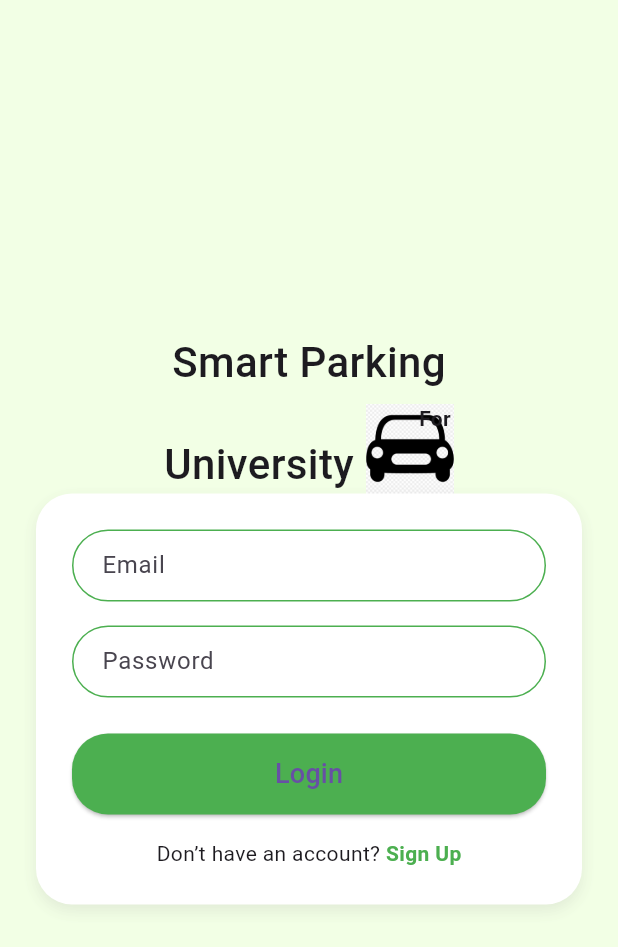
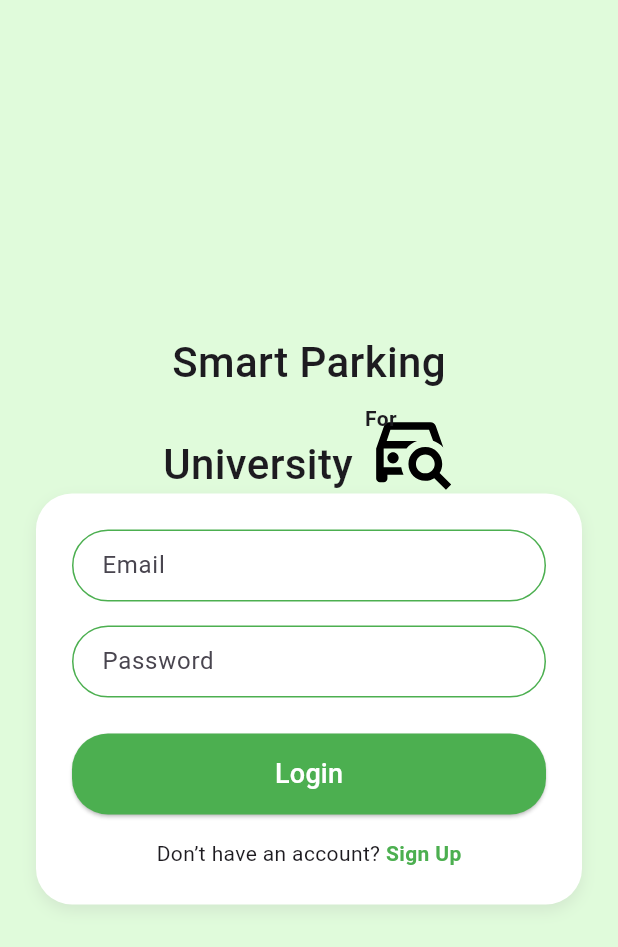
Before and after one commit to Danunuchh/KMITL-Smart-Parking-for-University, a Flutter app: the screen it shows after launch, on a phone screen of 412 x 824 dp. Shown: the top 947 px of the screen. Run offline on Flutter 3.47's test engine with Material 3 defaults, Android fonts, the phone set to English and light mode, and no system bars; our stand-ins replace flutter_svg.

Commit message:
แก้ไอคอนหน้า login

```diff
--- a/App/smart_parking_for_university/lib/main.dart
+++ b/App/smart_parking_for_university/lib/main.dart
@@ -14,6 +14,7 @@ class MainApp extends StatelessWidget {
   @override
   Widget build(BuildContext context) {
     return MaterialApp(
+      debugShowCheckedModeBanner: false,
       initialRoute: "/login",
       routes: {
         "/login": (context) => LoginPage(),
--- a/App/smart_parking_for_university/lib/pages/login_page.dart
+++ b/App/smart_parking_for_university/lib/pages/login_page.dart
@@ -1,4 +1,5 @@
 import 'package:flutter/material.dart';
+import 'package:flutter_svg/flutter_svg.dart';
 
 class LoginPage extends StatelessWidget {
   const LoginPage({super.key});
@@ -6,7 +7,7 @@ class LoginPage extends StatelessWidget {
   @override
   Widget build(BuildContext context) {
     return Scaffold(
-      backgroundColor: const Color(0xDDF0FFE1), // BGcolor
+      backgroundColor: const Color(0xFFE0FBDB), // BGcolor
       body: Center(
         child: SingleChildScrollView(
           padding: const EdgeInsets.symmetric(horizontal: 24.0),
@@ -36,10 +37,10 @@ class LoginPage extends StatelessWidget {
                       Stack(
                         alignment: Alignment.topRight,
                         children: [
-                          Image.asset('assets/car.png', height: 60),
+                          SvgPicture.asset('assets/car.svg', height: 60),
                           const Positioned(
                             top: 0,
-                            right: 2,
+                            left: 0,
                             child: Text(
                               'For',
                               style: TextStyle(
@@ -126,7 +127,9 @@ class LoginPage extends StatelessWidget {
                         onPressed: () {},
                         child: const Text(
                           'Login',
-                          style: TextStyle(fontSize: 18),
+                          style: TextStyle(
+                            color: Colors.white,
+                            fontSize: 18),
                         ),
                       ),
                     ),
--- a/App/smart_parking_for_university/pubspec.yaml
+++ b/App/smart_parking_for_university/pubspec.yaml
@@ -9,6 +9,7 @@ environment:
 dependencies:
   flutter:
     sdk: flutter
+  flutter_svg: ^2.0.10
 
 dev_dependencies:
   flutter_test:
@@ -18,4 +19,4 @@ dev_dependencies:
 flutter:
   uses-material-design: true
   assets:
-    - assets/car.png
+    - assets/car.svg
```
Also changed, not shown: App/smart_parking_for_university/assets/car.svg (added), App/smart_parking_for_university/assets/design_car.svg (added), App/smart_parking_for_university/pubspec.lock.
